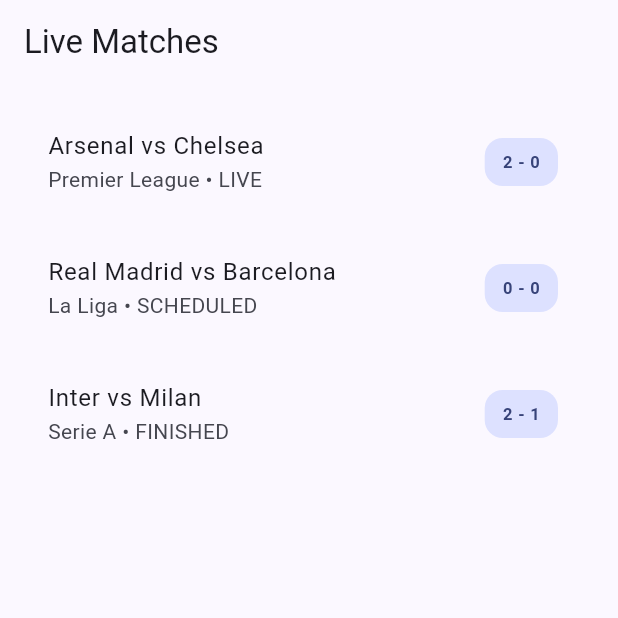
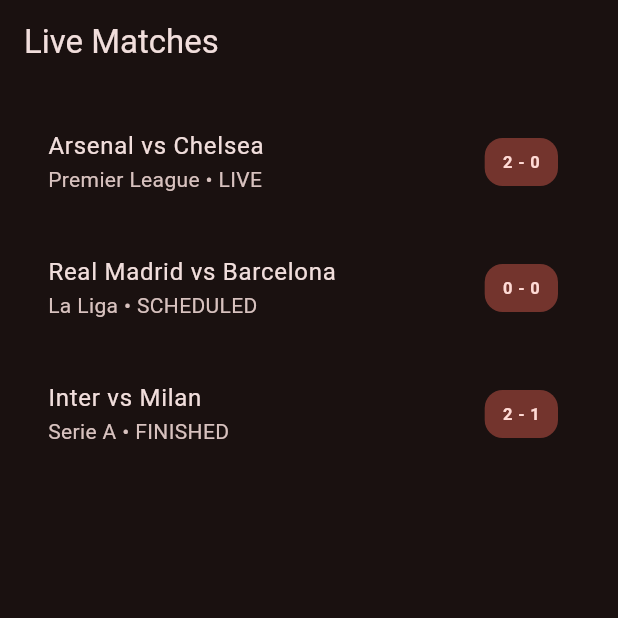
Before and after one commit to Navaskt/flutter_sports_app, a Flutter app: the screen it shows after launch, on a phone screen of 412 x 824 dp, the top half of it. Run offline on Flutter 3.47's test engine with Material 3 defaults, Android fonts, the light colour scheme and no system bars; our stand-ins replace flutter_riverpod, freezed_annotation, go_router.

Commit message:
feat: Update app theme to use dark mode with new color scheme

```diff
--- a/lib/bootstrap.dart
+++ b/lib/bootstrap.dart
@@ -17,7 +17,7 @@
     final router = createRouter();
     return MaterialApp.router(
       debugShowCheckedModeBanner: false,
-      theme: AppTheme.light,
+      theme: AppTheme.dark,
       routerConfig: router,
       locale: const Locale('en'),
       supportedLocales: const [Locale('en'), Locale('ar')],
--- a/lib/core/theme/app_theme.dart
+++ b/lib/core/theme/app_theme.dart
@@ -2,7 +2,7 @@
 
 class AppTheme {
   static ThemeData get light {
-    const seed = Color(0xFF1E4AD6);
+    const seed = Color(0xFFD61E1E);
     return ThemeData(
       useMaterial3: true,
       colorScheme: ColorScheme.fromSeed(seedColor: seed),
@@ -10,4 +10,17 @@
       visualDensity: VisualDensity.adaptivePlatformDensity,
     );
   }
+
+  static ThemeData get dark {
+    const seed = Color(0xFFD61E1E);
+    return ThemeData(
+      useMaterial3: true,
+      colorScheme: ColorScheme.fromSeed(
+        seedColor: seed,
+        brightness: Brightness.dark,
+      ),
+      appBarTheme: const AppBarTheme(centerTitle: false),
+      visualDensity: VisualDensity.adaptivePlatformDensity,
+    );
+  }
 }
```
